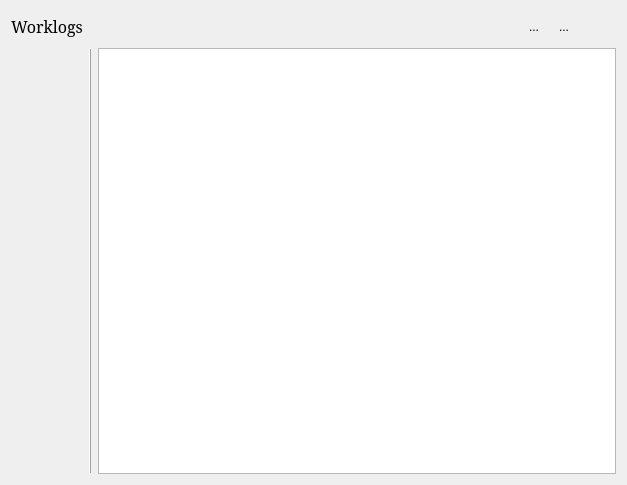
Qt form mod_staff/ct_worklogswidget.ui (luizamici/caretoy) before a commit.
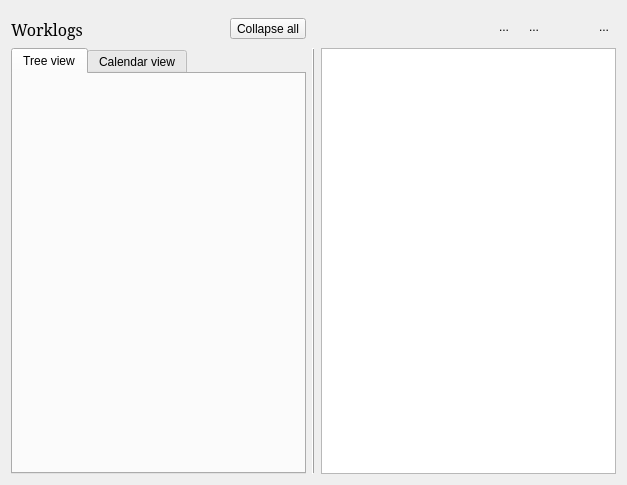
The same form after that commit. Icons and pictures are not drawn. Custom widgets are drawn as their Qt base class.

Commit message: Added a better worklogs management, some small fixes also.

```diff
--- a/mod_staff/ct_worklogswidget.ui
+++ b/mod_staff/ct_worklogswidget.ui
@@ -16,21 +16,6 @@
   <layout class="QVBoxLayout" name="verticalLayout">
    <item>
     <layout class="QGridLayout" name="gridLayout" columnstretch="0,0,0">
-     <item row="0" column="0">
-      <widget class="QLabel" name="cle_worklogs">
-       <property name="font">
-        <font>
-         <family>Serif</family>
-         <pointsize>12</pointsize>
-         <weight>50</weight>
-         <bold>false</bold>
-        </font>
-       </property>
-       <property name="text">
-        <string>Worklogs</string>
-       </property>
-      </widget>
-     </item>
      <item row="1" column="2">
       <widget class="QTextEdit" name="qte_worklogedit">
        <property name="textInteractionFlags">
@@ -38,9 +23,6 @@
        </property>
       </widget>
      </item>
-     <item row="1" column="0">
-      <widget class="CTTreeOfWorkLogs" name="treeofworklogs" native="true"/>
-     </item>
      <item row="0" column="2">
       <layout class="QHBoxLayout" name="horizontalLayout">
        <item>
@@ -134,6 +116,26 @@
          </property>
         </widget>
        </item>
+       <item>
+        <widget class="QToolButton" name="qtbDeleteButton">
+         <property name="text">
+          <string>...</string>
+         </property>
+         <property name="icon">
+          <iconset resource="../extraSources.qrc">
+           <normaloff>:/images/images/trash.png</normaloff>:/images/images/trash.png</iconset>
+         </property>
+         <property name="iconSize">
+          <size>
+           <width>26</width>
+           <height>24</height>
+          </size>
+         </property>
+         <property name="autoRaise">
+          <bool>true</bool>
+         </property>
+        </widget>
+       </item>
       </layout>
      </item>
      <item row="1" column="1">
@@ -149,6 +151,77 @@
        </property>
       </widget>
      </item>
+     <item row="0" column="0">
+      <layout class="QHBoxLayout" name="horizontalLayout_2">
+       <property name="topMargin">
+        <number>5</number>
+       </property>
+       <item>
+        <widget class="QLabel" name="cle_worklogs">
+         <property name="font">
+          <font>
+           <family>Serif</family>
+           <pointsize>12</pointsize>
+           <weight>50</weight>
+           <bold>false</bold>
+          </font>
+         </property>
+         <property name="text">
+          <string>Worklogs</string>
+         </property>
+        </widget>
+       </item>
+       <item>
+        <widget class="QToolButton" name="qtb_contract_all">
+         <property name="text">
+          <string>Collapse all</string>
+         </property>
+         <property name="iconSize">
+          <size>
+           <width>16</width>
+           <height>18</height>
+          </size>
+         </property>
+         <property name="checkable">
+          <bool>true</bool>
+         </property>
+         <property name="autoRaise">
+          <bool>false</bool>
+         </property>
+        </widget>
+       </item>
+      </layout>
+     </item>
+     <item row="1" column="0">
+      <widget class="QTabWidget" name="tabWidget">
+       <property name="tabShape">
+        <enum>QTabWidget::Rounded</enum>
+       </property>
+       <property name="currentIndex">
+        <number>0</number>
+       </property>
+       <widget class="CTTreeOfWorkLogs" name="qtb_treeview">
+        <attribute name="title">
+         <string>Tree view</string>
+        </attribute>
+        <layout class="QVBoxLayout" name="verticalLayout_2">
+         <property name="margin">
+          <number>10</number>
+         </property>
+        </layout>
+       </widget>
+       <widget class="CTCalendar" name="qtb_calendarview">
+        <attribute name="title">
+         <string>Calendar view</string>
+        </attribute>
+        <layout class="QVBoxLayout" name="verticalLayout_3">
+         <property name="margin">
+          <number>10</number>
+         </property>
+        </layout>
+       </widget>
+      </widget>
+     </item>
     </layout>
    </item>
   </layout>
@@ -160,6 +233,12 @@
    <header>mod_staff/ct_treeofworklogs.h</header>
    <container>1</container>
   </customwidget>
+  <customwidget>
+   <class>CTCalendar</class>
+   <extends>QWidget</extends>
+   <header>mod_staff/ct_calendar.h</header>
+   <container>1</container>
+  </customwidget>
  </customwidgets>
  <resources/>
  <connections/>
```
Left out of the diff: 4 changed lines with no effect on the pictures. The commit also changes 34 other files.
